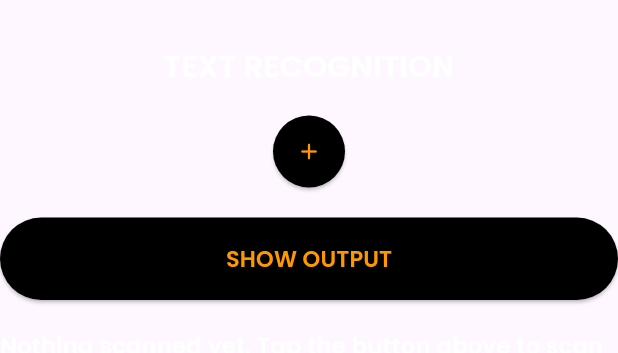
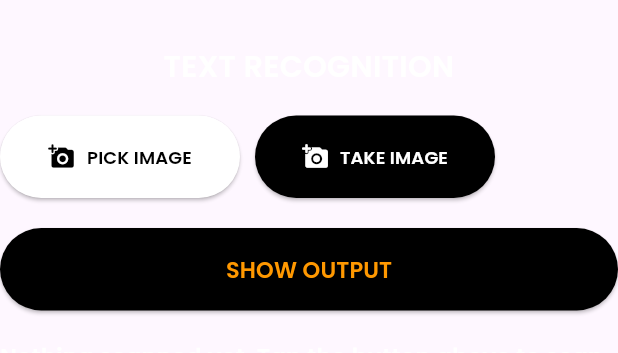
Before and after one commit to rajin-khan/TapSense, a Flutter app: the EducationScreen widget shown alone on an empty page, opened directly with empty values, on a phone screen of 412 x 824 dp. Shown: the top 353 px of the screen. Run offline on Flutter 3.47's test engine with Material 3 defaults, Android fonts, the phone set to English and light mode, and no system bars; our stand-ins replace flutter_tts, google_fonts, image_picker, speech_to_text; missing offline and left inert: google_mlkit_object_detection, google_mlkit_text_recognition.

Commit message:
Add live camera input to reader screen

```diff
--- a/tap_sense/lib/sections/education/education_screen.dart
+++ b/tap_sense/lib/sections/education/education_screen.dart
@@ -18,7 +18,8 @@ class _EducationScreenState extends State<EducationScreen> {
   File? _imageFile; //creates the image file
 
   String? extractedText; //for storing the text after processing
-  String scannedText = "Nothing scanned yet. Tap the button above to scan from an image!";
+  String scannedText =
+      "Nothing scanned yet. Tap the button above to scan from an image!";
 
   final FlutterTts flutterTts = FlutterTts();
 
@@ -34,8 +35,21 @@ class _EducationScreenState extends State<EducationScreen> {
     }
   }
 
+  Future<void> _takeImage() async {
+    flutterTts.speak("You are now taking an image.");
+    final pickedFile = await ImagePicker().pickImage(
+        source: ImageSource.camera, preferredCameraDevice: CameraDevice.rear);
+    if (pickedFile != null) {
+      setState(() {
+        _imageFile = File(pickedFile.path);
+      });
+      _processImage();
+    }
+  }
+
   Future<void> _processImage() async {
-    flutterTts.speak("Your image has been picked. Tap the button immediately below to scan text.");
+    flutterTts.speak(
+        "Your image has been picked. Tap the button immediately below to scan text.");
     final inputImage = InputImage.fromFilePath(_imageFile!.path);
     final textRecognizer = TextRecognizer();
     final RecognizedText recognizedText =
@@ -68,15 +82,54 @@ class _EducationScreenState extends State<EducationScreen> {
           textAlign: TextAlign.center,
         ),
         const SizedBox(height: 18),
-        ElevatedButton(
-          onPressed: _pickImage,
-          style: ElevatedButton.styleFrom(
-            shape: const CircleBorder(),
-            padding: const EdgeInsets.all(15),
-            backgroundColor: Colors.black,
-          ),
-          child: const Icon(Icons.add_rounded,
-              color: Colors.orange), // icon of the button
+        Row(
+          children: [
+            SizedBox(
+              width: 160,
+              height: 55,
+              child: ElevatedButton(
+                onPressed: _pickImage,
+                style: ElevatedButton.styleFrom(
+                  backgroundColor: Colors.white,
+                  foregroundColor: Colors.black,
+                ),
+                child: Row(
+                  mainAxisAlignment: MainAxisAlignment.spaceEvenly,
+                  children: [
+                    const Icon(Icons.add_a_photo_rounded),
+                    Text(
+                      'PICK IMAGE',
+                      style: GoogleFonts.poppins(
+                          fontWeight: FontWeight.w600, fontSize: 12),
+                    ),
+                  ],
+                ),
+              ),
+            ),
+            const SizedBox(width: 10),
+            SizedBox(
+              width: 160,
+              height: 55,
+              child: ElevatedButton(
+                onPressed: _takeImage,
+                style: ElevatedButton.styleFrom(
+                  backgroundColor: Colors.black,
+                  foregroundColor: Colors.white,
+                ),
+                child: Row(
+                  mainAxisAlignment: MainAxisAlignment.spaceEvenly,
+                  children: [
+                    const Icon(Icons.add_a_photo_rounded),
+                    Text(
+                      'TAKE IMAGE',
+                      style: GoogleFonts.poppins(
+                          fontWeight: FontWeight.w600, fontSize: 12),
+                    ),
+                  ],
+                ),
+              ),
+            ),
+          ],
         ),
         const SizedBox(height: 20),
         SizedBox(
```
